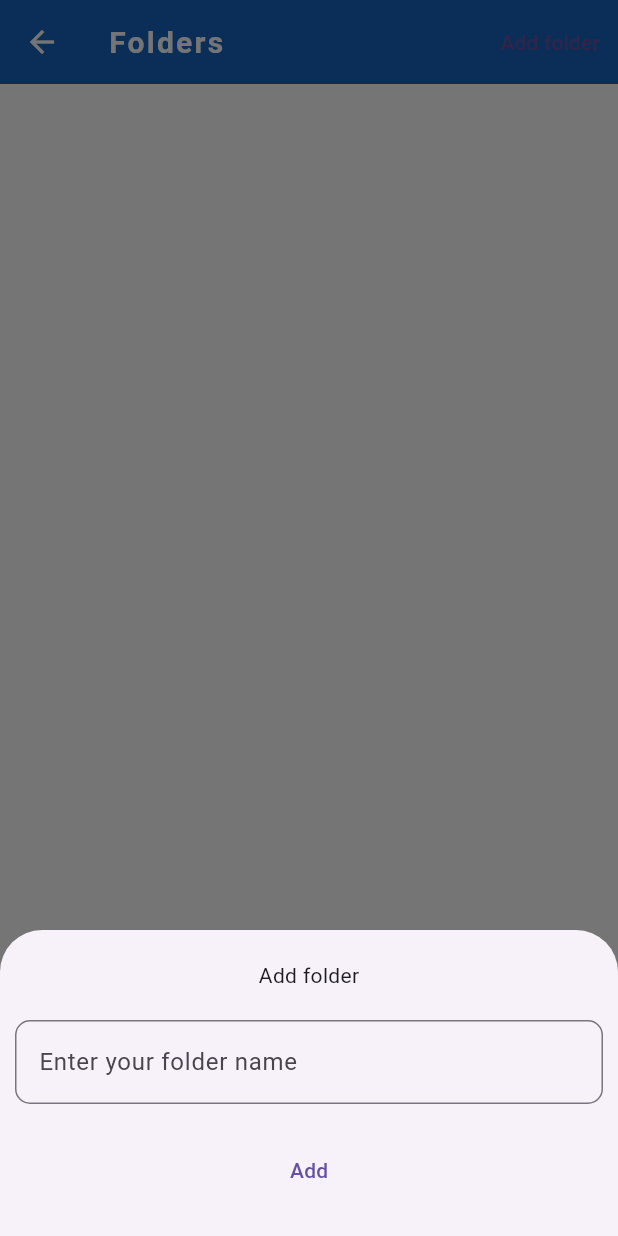
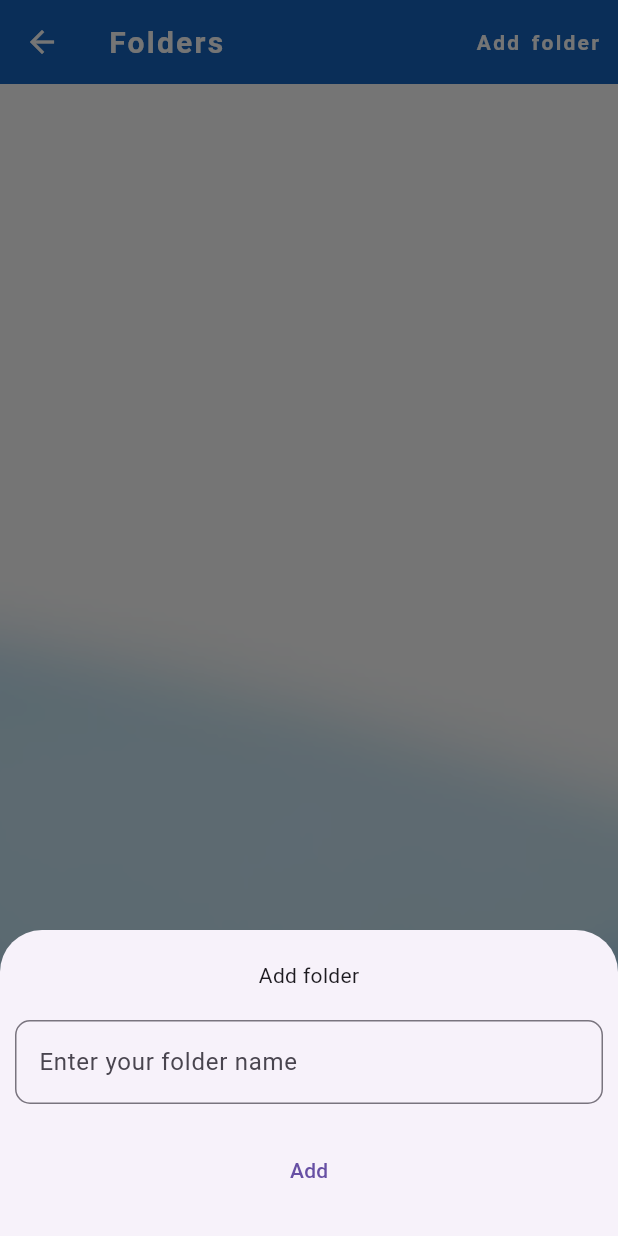
Before and after one commit to jashDevkar/Book-Mark, a Flutter app: the SelectFolder screen opened directly with empty values, after a tap on "Add folder", on a phone screen of 412 x 824 dp. Run offline on Flutter 3.47's test engine with Material 3 defaults, Android fonts, the phone set to English and light mode, and no system bars; our stand-ins replace flutter_bloc, flutter_slidable, google_fonts, hive, hive_flutter, page_transition; missing offline and left inert: any_link_preview, listen_sharing_intent; accounts and stored records are empty; Roboto replaces fonts that are missing (Blinker).

Commit message:
changed ui in select folder

```diff
--- a/lib/pages/select_folder.dart
+++ b/lib/pages/select_folder.dart
@@ -50,6 +50,8 @@ class _SelectFolderState extends State<SelectFolder> {
             },
             child: Text(
               selectedIndex == -1 ? 'Add folder':'Select',
+              style: kSubAppApp
+              ,
 
             ),
           ),
@@ -64,15 +66,27 @@ class _SelectFolderState extends State<SelectFolder> {
               style: kAppBarStyle,
 
             ),
-            Image.asset(
+            ClipRRect(
+              borderRadius: BorderRadius.circular(10),
+              child:Image.asset(
               'assets/images/${widget.platformName.toLowerCase()}.png',
               width: 24,
-              color: Colors.white,
+
             ),
+            )
           ],
         ),
       ),
-      body: Consumer<BookmarkProvider>(
+      body: Stack(
+        children: [
+          Image.asset(
+            'assets/images/image.png',
+            width: double.infinity,
+            height: double.infinity,
+            fit: BoxFit.fitHeight,
+          ),
+
+          Consumer<BookmarkProvider>(
         builder: (context, bookMark, child) {
           return GridView.builder(
             padding: EdgeInsets.only(top: 20, left: 10, right: 10),
@@ -112,6 +126,8 @@ class _SelectFolderState extends State<SelectFolder> {
           );
         },
       ),
+        ],
+      )
     );
   }
 }
```
Also changed, not shown: lib/components/select_folder_tile.dart (+12 -19 lines).
